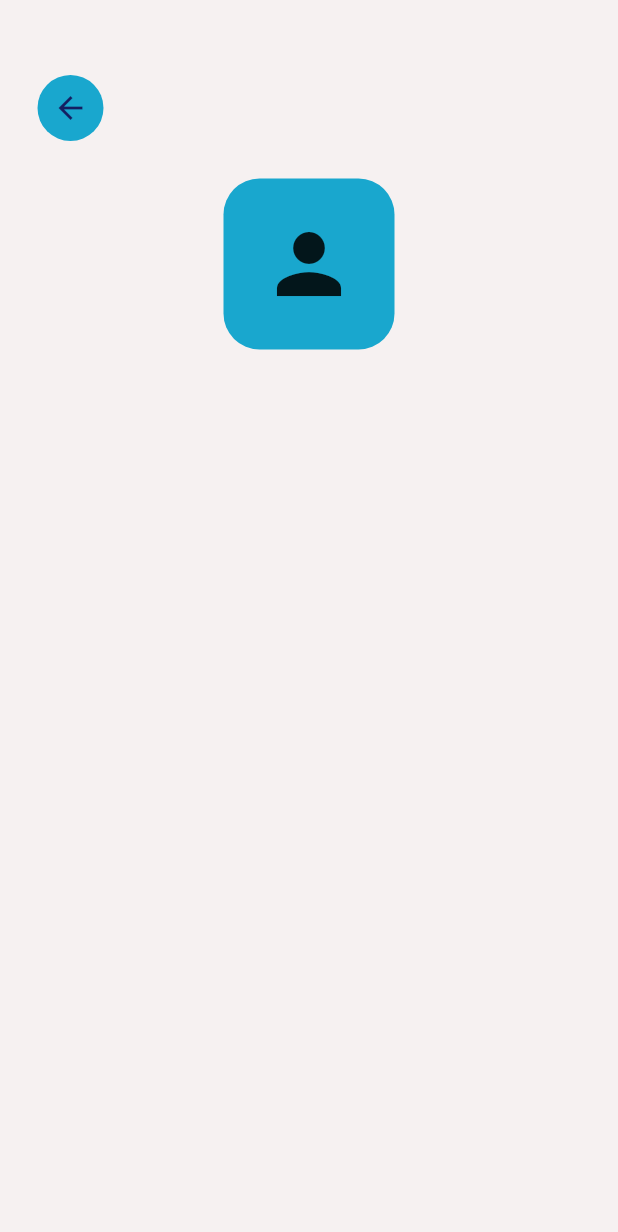
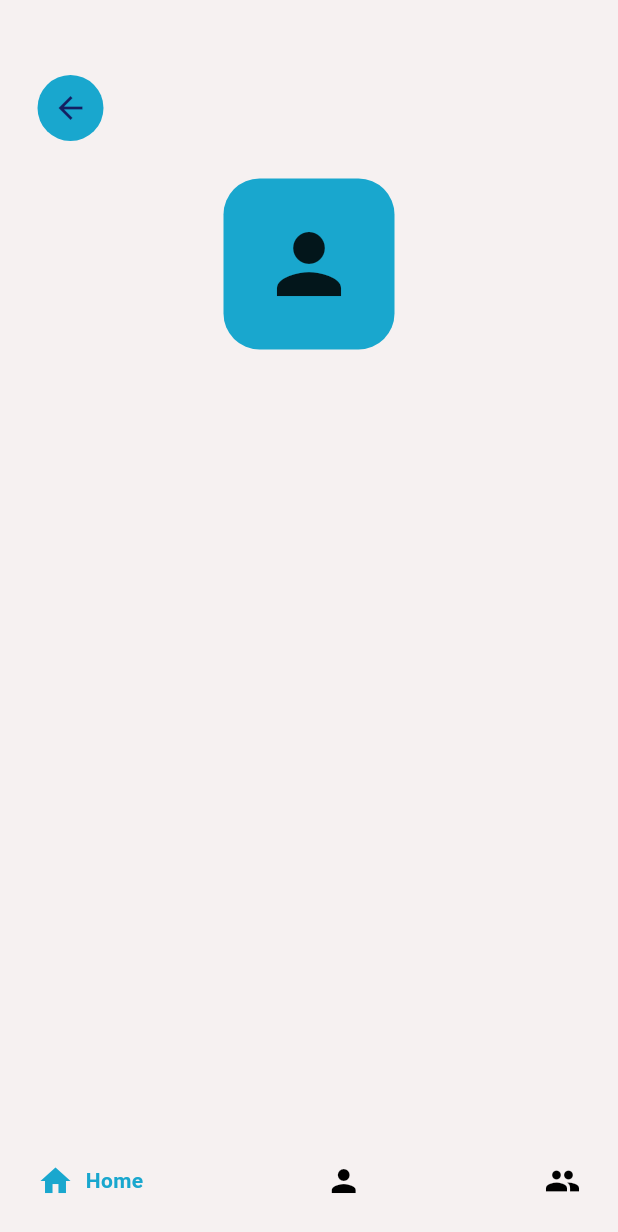
Before and after one commit to Vladislav10-11/social_media_app, a Flutter app: the ProfileScreen screen opened by its route, on a phone screen of 412 x 824 dp. Shown: the top 1232 px of the screen. Run offline on Flutter 3.47's test engine with Material 3 defaults, Android fonts, the phone set to English and light mode, and no system bars; drawn by our look-alikes of google_nav_bar; our stand-ins replace cloud_firestore, firebase_auth, firebase_core; accounts and stored records are empty.

```diff
--- a/lib/components/my_list_tile.dart
+++ b/lib/components/my_list_tile.dart
@@ -1,4 +1,5 @@
 import 'package:flutter/material.dart';
+import 'package:social_media_app/components/like_button.dart';
 
 class MyListTile extends StatelessWidget {
   final String title;
--- a/lib/screens/profile_screen.dart
+++ b/lib/screens/profile_screen.dart
@@ -1,6 +1,7 @@
 import 'package:cloud_firestore/cloud_firestore.dart';
 import 'package:firebase_auth/firebase_auth.dart';
 import 'package:flutter/material.dart';
+import 'package:google_nav_bar/google_nav_bar.dart';
 import 'package:social_media_app/components/my_back_button.dart';
 
 class ProfileScreen extends StatelessWidget {
@@ -18,6 +19,33 @@ class ProfileScreen extends StatelessWidget {
   @override
   Widget build(BuildContext context) {
     return Scaffold(
+      bottomNavigationBar:
+          GNav(activeColor: Theme.of(context).primaryColor, tabs: [
+        GButton(
+          onPressed: () {
+            Navigator.pushNamed(context, '/home_screen');
+          },
+          icon: Icons.home,
+          gap: 8,
+          text: "Home",
+        ),
+        GButton(
+          onPressed: () {
+            Navigator.pushNamed(context, '/profile_screen');
+          },
+          icon: Icons.person,
+          gap: 8,
+          text: "Profile",
+        ),
+        GButton(
+          onPressed: () {
+            Navigator.pushNamed(context, '/users_screen');
+          },
+          gap: 8,
+          icon: Icons.group,
+          text: "Users",
+        ),
+      ]),
       backgroundColor: Theme.of(context).colorScheme.background,
       body: FutureBuilder<DocumentSnapshot<Map<String, dynamic>>>(
           future: getUserDetails(),
--- a/pubspec.yaml
+++ b/pubspec.yaml
@@ -39,6 +39,7 @@ dependencies:
   cloud_firestore: ^4.17.2
   google_fonts: ^6.2.1
   path_provider: ^2.1.3
+  google_nav_bar: ^5.0.6
 
 dev_dependencies:
   flutter_test:
```
Also changed, not shown: lib/components/like_button.dart (added, +18 -0 lines), lib/components/my_drawer.dart (+8 -6 lines), lib/screens/home_screen.dart (+28 -1 lines), lib/screens/users_screens.dart (+28 -0 lines), pubspec.lock, 1 other file.
